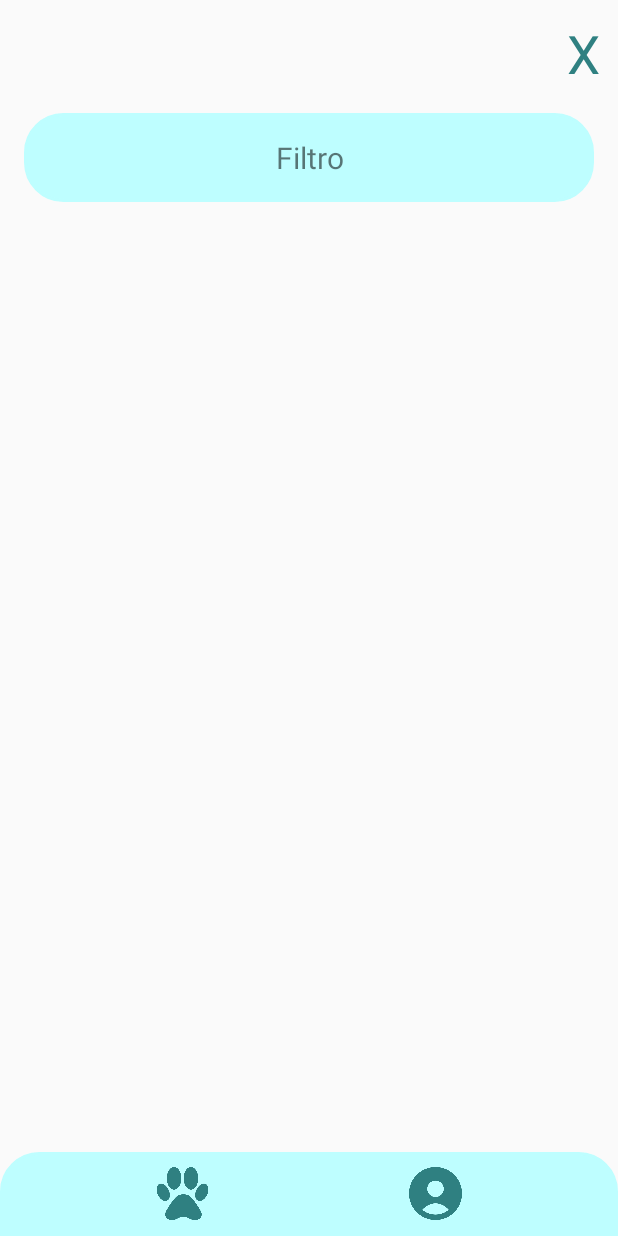
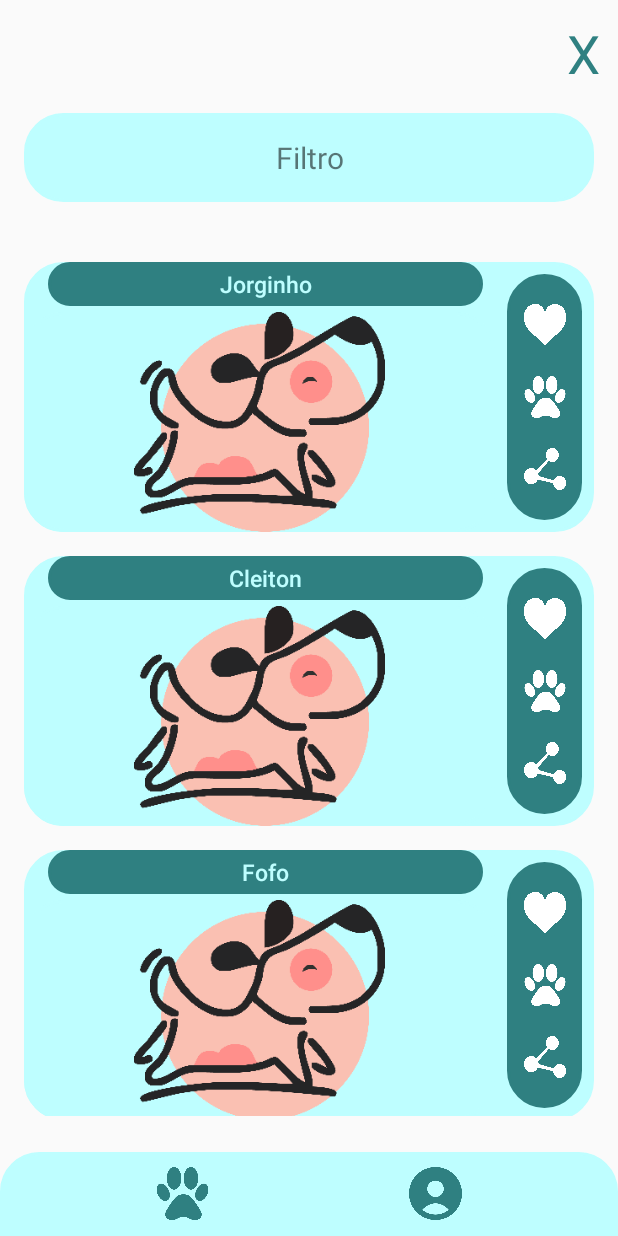
Before and after one commit to AlessandrePorta/MeuAumigo, an Android app built with Jetpack Compose: the NeedAHomeFragment screen opened through its navigation route, on a phone screen of 412 x 824 dp. Run offline under Robolectric (Android 15) with nearby library versions, the phone set to English and light mode, and no system bars; our stand-ins replace navigation-ui.

Commit message:
arrumando as listas

```diff
--- a/app/src/main/java/com/example/meuaumigo/home/needahome/NeedAHomeAdapter.kt
+++ b/app/src/main/java/com/example/meuaumigo/home/needahome/NeedAHomeAdapter.kt
@@ -7,18 +7,18 @@ import android.view.ViewGroup
 import android.widget.ImageView
 import android.widget.TextView
 import androidx.recyclerview.widget.RecyclerView
-import androidx.recyclerview.widget.RecyclerView.Adapter
 import com.bumptech.glide.Glide
 import com.example.meuaumigo.R
 import com.example.meuaumigo.home.needahome.model.PetVO
 
 class NeedAHomeAdapter(
-    val listPet : MutableList<PetVO>,
-    val context : Context
-) : Adapter<NeedAHomeAdapter.PetViewHolder>() {
+    val listPet: MutableList<PetVO>,
+    val context: Context
+) : RecyclerView.Adapter<NeedAHomeAdapter.PetViewHolder>() {
 
     override fun onCreateViewHolder(parent: ViewGroup, viewType: Int): PetViewHolder {
-        val view = LayoutInflater.from(context).inflate(R.layout.item_pet_need_a_home, parent, false)
+        val view =
+            LayoutInflater.from(context).inflate(R.layout.item_pet_need_a_home, parent, false)
         return PetViewHolder(view)
     }
 
@@ -31,7 +31,7 @@ class NeedAHomeAdapter(
         return listPet.size
     }
 
-    inner class PetViewHolder(itemView: View) : RecyclerView.ViewHolder(itemView){
+    inner class PetViewHolder(itemView: View) : RecyclerView.ViewHolder(itemView) {
         val name = itemView.findViewById<TextView>(R.id.tvPetName)
         val img = itemView.findViewById<ImageView>(R.id.imgPet)
 
--- a/app/src/main/java/com/example/meuaumigo/home/needahome/NeedAHomeFragment.kt
+++ b/app/src/main/java/com/example/meuaumigo/home/needahome/NeedAHomeFragment.kt
@@ -4,11 +4,14 @@ import android.os.Bundle
 import android.view.LayoutInflater
 import android.view.View
 import android.view.ViewGroup
+import androidx.compose.ui.graphics.Color
 import androidx.fragment.app.Fragment
 import androidx.navigation.fragment.findNavController
+import androidx.recyclerview.widget.LinearLayoutManager
 import androidx.recyclerview.widget.RecyclerView
 import com.example.meuaumigo.R
 import com.example.meuaumigo.databinding.FragmentNeedAHomeBinding
+import com.example.meuaumigo.databinding.ItemPetNeedAHomeBinding
 import com.example.meuaumigo.home.needahome.model.PetVO
 
 class NeedAHomeFragment : Fragment() {
@@ -38,24 +41,33 @@ class NeedAHomeFragment : Fragment() {
             findNavController().popBackStack()
         }
 
-        setupPetList(mutableListOf( PetVO("Jorginho", R.drawable.ic_main_pet.toString())))
+        setupPetList(pets())
+    }
+
+    private fun pets() : MutableList<PetVO>{
+        val pets = ArrayList<PetVO>()
+        pets.add(PetVO("Jorginho", R.drawable.ic_main_pet))
+        pets.add(PetVO("Cleiton", R.drawable.ic_main_pet))
+        pets.add(PetVO("Fofo", R.drawable.ic_main_pet))
+        return pets
     }
 
     private fun setupPetList(petResponse: MutableList<PetVO>) {
-        val recyclerView = view?.findViewById<RecyclerView>(R.id.fcFragment)
-        recyclerView?.adapter = NeedAHomeAdapter(petResponse, requireContext())
+        val recyclerView = requireActivity().findViewById<RecyclerView>(R.id.rvNeedAHome)
+        recyclerView.layoutManager = LinearLayoutManager(requireContext())
+        recyclerView.adapter = NeedAHomeAdapter(petResponse, requireContext())
 
         initAdapter(petResponse)
     }
 
     private fun initAdapter(response: MutableList<PetVO>) {
-        val rv_list = view?.findViewById<RecyclerView>(R.id.fcFragment)
+        val rvList = requireActivity().findViewById<RecyclerView>(R.id.rvNeedAHome)
 
         petAdapter = NeedAHomeAdapter(
             response,
             requireContext()
         )
 
-        rv_list?.adapter = petAdapter
+        rvList.adapter = petAdapter
     }
 }
--- a/app/src/main/java/com/example/meuaumigo/home/needahome/model/PetVO.kt
+++ b/app/src/main/java/com/example/meuaumigo/home/needahome/model/PetVO.kt
@@ -1,3 +1,3 @@
 package com.example.meuaumigo.home.needahome.model
 
-data class PetVO (val petName : String, val petImg : String)
+data class PetVO (val petName : String, val petImg : Int)
--- a/app/src/main/res/layout/fragment_need_a_home.xml
+++ b/app/src/main/res/layout/fragment_need_a_home.xml
@@ -37,7 +37,7 @@
         <TextView
             android:id="@+id/tvFilter"
             android:layout_width="match_parent"
-            android:layout_height="match_parent"
+            android:layout_height="wrap_content"
             android:textSize="20sp"
             android:text="Filtro"
             android:inputType="none"
@@ -47,12 +47,12 @@
             app:layout_constraintTop_toTopOf="parent"
             app:layout_constraintStart_toStartOf="parent"
             app:layout_constraintEnd_toEndOf="parent"
-            app:layout_constraintBottom_toBottomOf="parent"
             />
 
     </androidx.constraintlayout.widget.ConstraintLayout>
 
     <androidx.recyclerview.widget.RecyclerView
+        android:id="@+id/rvNeedAHome"
         android:layout_width="match_parent"
         android:layout_height="0dp"
         app:layout_constraintTop_toBottomOf="@id/containerFilter"
```
